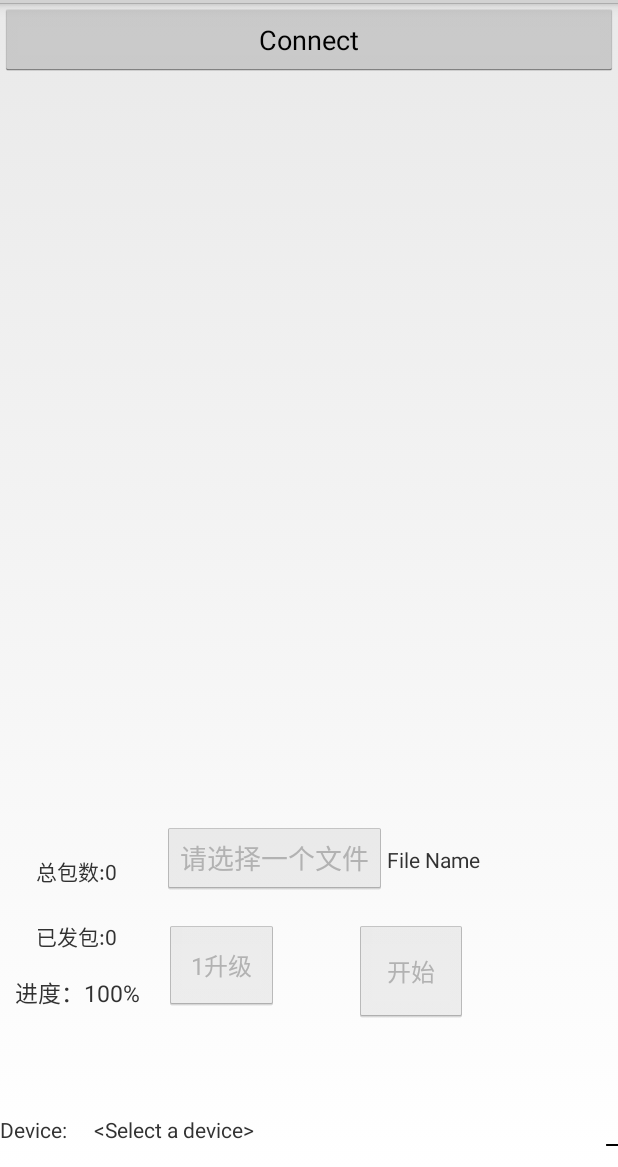
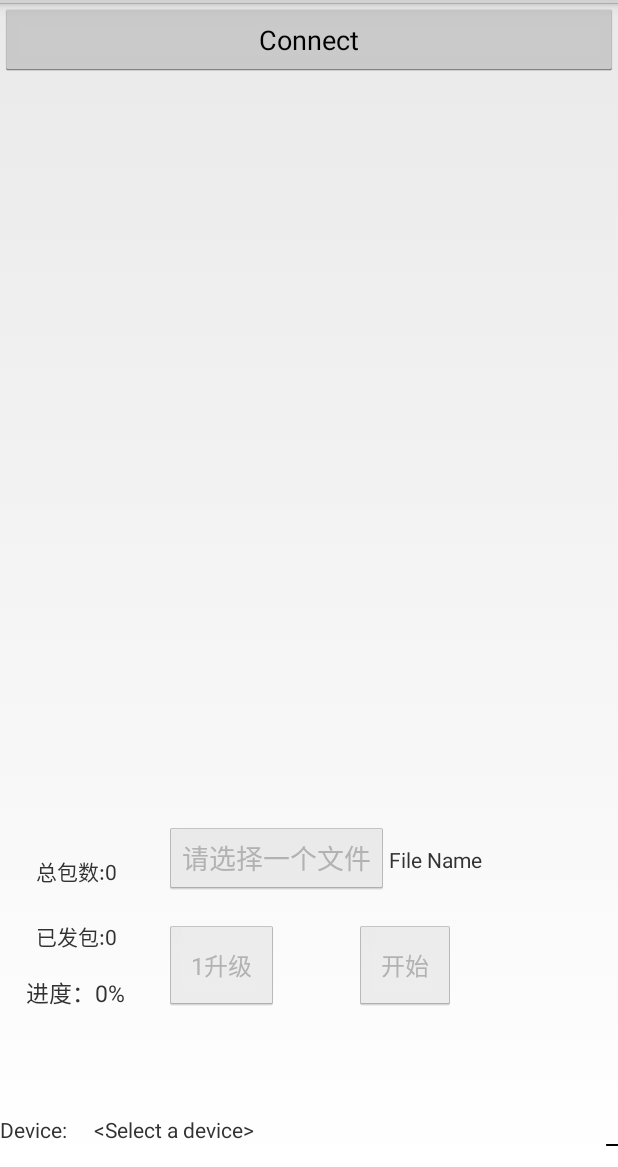
Before and after one commit to nloaix/nRF, an Android app: the screen it shows after launch (MainActivity), on a phone screen of 412 x 824 dp, the part 69-1236 px from its top. Run offline under Robolectric (Android 15) with nearby library versions, the phone set to English and light mode, and no system bars; 2 statements that could not run were skipped.

Commit message:
增加进度条功能(会显示百分比)

```diff
--- a/app/src/main/res/layout/main.xml
+++ b/app/src/main/res/layout/main.xml
@@ -61,11 +61,13 @@
 
 
             <TextView
+                android:id="@+id/percentage"
                 android:layout_width="wrap_content"
                 android:layout_height="wrap_content"
-                android:layout_marginStart="10dp"
                 android:layout_alignBottom="@id/sendButton2"
-                android:text="进度：100%"
+                android:layout_alignParentStart="true"
+                android:layout_marginStart="17dp"
+                android:text="进度：0%"
                 android:textSize="15dp" />
 
             <Button
@@ -74,7 +76,6 @@
                 android:layout_height="wrap_content"
                 android:layout_above="@+id/sendButton2"
                 android:layout_alignStart="@id/sendButton2"
-                android:layout_marginStart="-1dp"
                 android:layout_marginTop="0dp"
                 android:layout_marginBottom="17dp"
                 android:enabled="false"
@@ -112,7 +113,7 @@
                 android:layout_toEndOf="@+id/sendButton2"
                 android:enabled="false"
                 android:gravity="center"
-                android:padding="22dp"
+                android:padding="18dp"
                 android:text="开始"
                 android:textSize="16dp" />
 
```
Also changed, not shown: app/src/main/java/com/nordicsemi/nrfUARTv2/MainActivity.java (+14 -32 lines), 47 other files.
